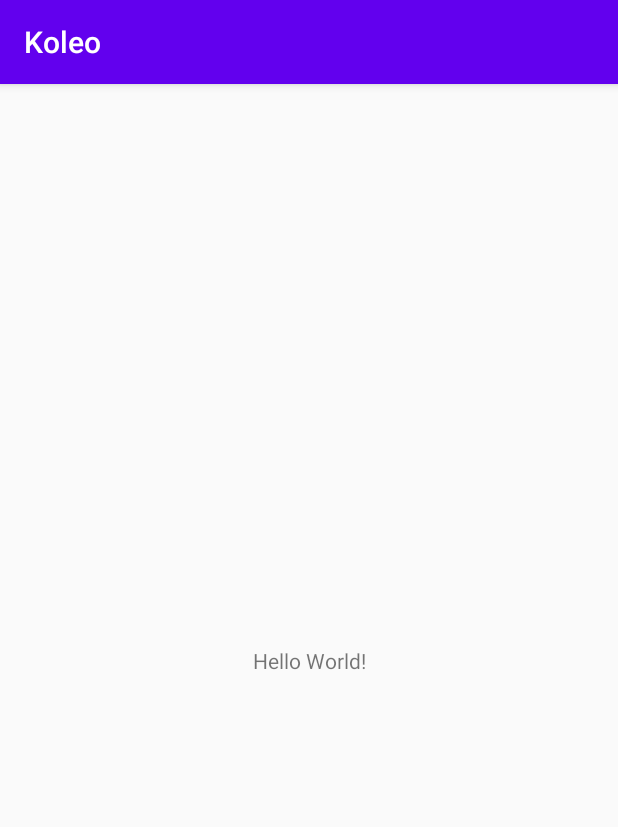
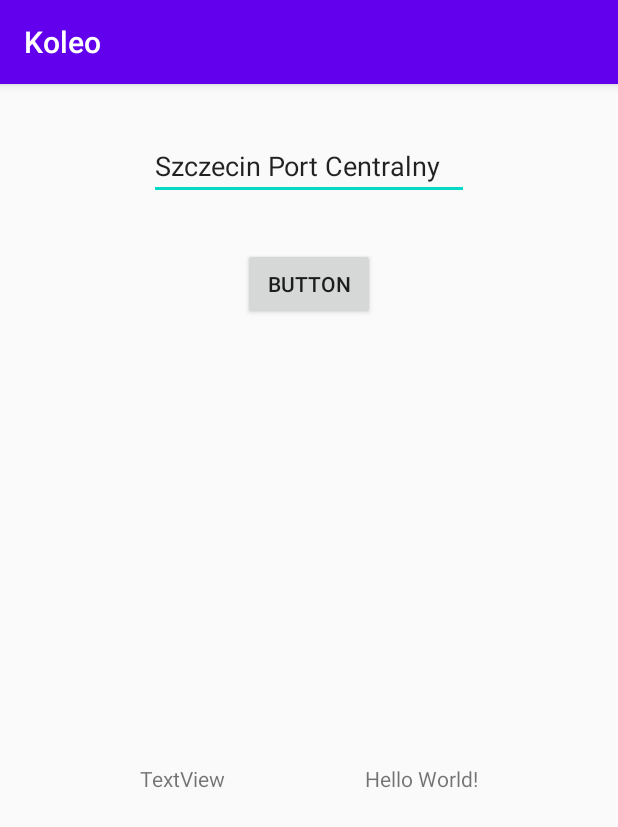
Before and after one commit to GulderBone/Koleo, an Android app: the screen it shows after launch (MainActivity), on a phone screen of 412 x 824 dp. Shown: the top 827 px of the screen. Run offline under Robolectric (Android 15) with nearby library versions, the phone set to English and light mode, and no system bars; our stand-ins replace Volley; network calls fail.

Commit message:
Can get station from name.

```diff
--- a/app/src/main/java/com/gulderbone/koleo/MainActivity.kt
+++ b/app/src/main/java/com/gulderbone/koleo/MainActivity.kt
@@ -9,6 +9,7 @@ import com.android.volley.toolbox.Volley
 import com.google.gson.Gson
 import com.google.gson.reflect.TypeToken
 import com.gulderbone.koleo.models.Station
+import kotlinx.android.synthetic.main.activity_main.*
 
 class MainActivity : AppCompatActivity() {
     override fun onCreate(savedInstanceState: Bundle?) {
@@ -41,6 +42,16 @@ class MainActivity : AppCompatActivity() {
         }
         queue.add(stringRequest)
 
+        find.setOnClickListener{
+            val text = stationName.text.toString()
+            val station = stations.first {
+                it.name == text
+            }
+            println(station.latitude.toString())
+            println(station.longitude.toString())
 
+            latitude.text = station.latitude.toString()
+            longitude.text = station.longitude.toString()
+        }
     }
 }
--- a/app/src/main/res/layout/activity_main.xml
+++ b/app/src/main/res/layout/activity_main.xml
@@ -7,12 +7,45 @@
     tools:context=".MainActivity">
 
     <TextView
+        android:id="@+id/longitude"
         android:layout_width="wrap_content"
         android:layout_height="wrap_content"
         android:text="Hello World!"
         app:layout_constraintBottom_toBottomOf="parent"
-        app:layout_constraintLeft_toLeftOf="parent"
-        app:layout_constraintRight_toRightOf="parent"
+        app:layout_constraintEnd_toEndOf="parent"
+        app:layout_constraintStart_toEndOf="@+id/latitude"
+        app:layout_constraintTop_toBottomOf="@+id/find" />
+
+    <EditText
+        android:id="@+id/stationName"
+        android:layout_width="wrap_content"
+        android:layout_height="wrap_content"
+        android:layout_marginTop="32dp"
+        android:ems="10"
+        android:inputType="textPersonName"
+        android:text="Szczecin Port Centralny"
+        app:layout_constraintEnd_toEndOf="parent"
+        app:layout_constraintStart_toStartOf="parent"
         app:layout_constraintTop_toTopOf="parent" />
 
+    <TextView
+        android:id="@+id/latitude"
+        android:layout_width="wrap_content"
+        android:layout_height="wrap_content"
+        android:text="TextView"
+        app:layout_constraintBottom_toBottomOf="parent"
+        app:layout_constraintEnd_toStartOf="@+id/longitude"
+        app:layout_constraintStart_toStartOf="parent"
+        app:layout_constraintTop_toBottomOf="@+id/find" />
+
+    <Button
+        android:id="@+id/find"
+        android:layout_width="wrap_content"
+        android:layout_height="wrap_content"
+        android:layout_marginTop="32dp"
+        android:text="Button"
+        app:layout_constraintEnd_toEndOf="parent"
+        app:layout_constraintStart_toStartOf="parent"
+        app:layout_constraintTop_toBottomOf="@+id/stationName" />
+
 </androidx.constraintlayout.widget.ConstraintLayout>
```
